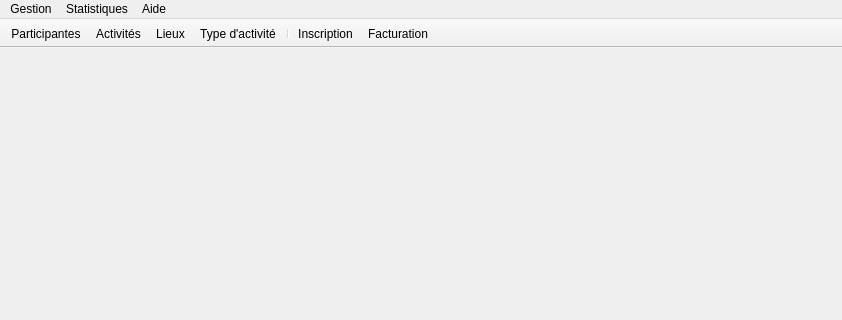
samueldrouin/PyGuide, file GUI/mainwindow.ui: the form before one commit; both pictures show x 0 to 842 and y 0 to 320 of the 842 by 804 pixel window.
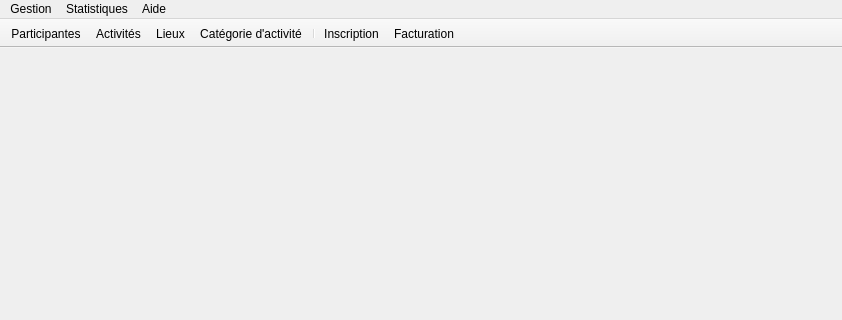
The form after the commit. Icons and pictures are not drawn.

Commit message: Ajout des classes ModifierTypeActivite et NouveauTypeActivite

Patch:
```diff
--- a/GUI/mainwindow.ui
+++ b/GUI/mainwindow.ui
@@ -77,7 +77,7 @@
    <addaction name="act_consult_participantes"/>
    <addaction name="act_consult_activites"/>
    <addaction name="act_consult_lieux"/>
-   <addaction name="act_consult_type_activite"/>
+   <addaction name="act_consult_categorie_activite"/>
    <addaction name="separator"/>
    <addaction name="act_inscription"/>
    <addaction name="act_facturation"/>
@@ -112,13 +112,16 @@
     <string>Consultation des participantes</string>
    </property>
   </action>
-  <action name="act_consult_type_activite">
+  <action name="act_consult_categorie_activite">
    <property name="icon">
     <iconset>
      <normaloff>../Resources/Type activite.png</normaloff>../Resources/Type activite.png</iconset>
    </property>
    <property name="text">
-    <string>Type d'activité</string>
+    <string>Catégorie d'activité</string>
+   </property>
+   <property name="toolTip">
+    <string>Catégorie d'activité</string>
    </property>
   </action>
   <action name="act_type_activite">
```
The commit also changes 2 other files.
